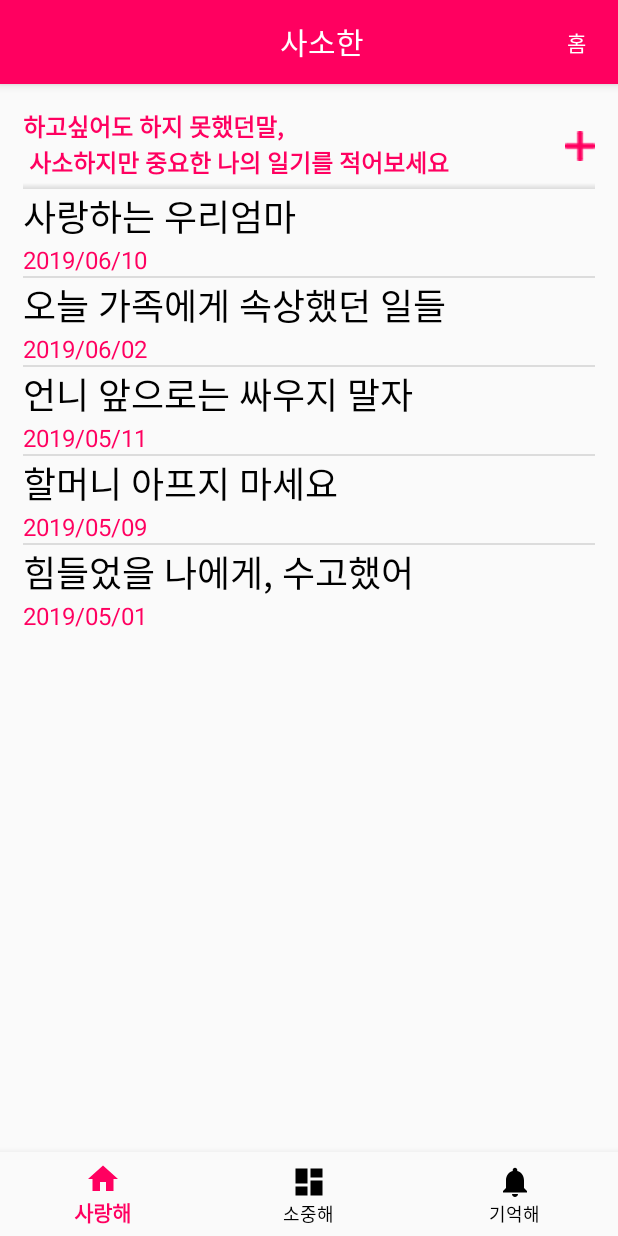
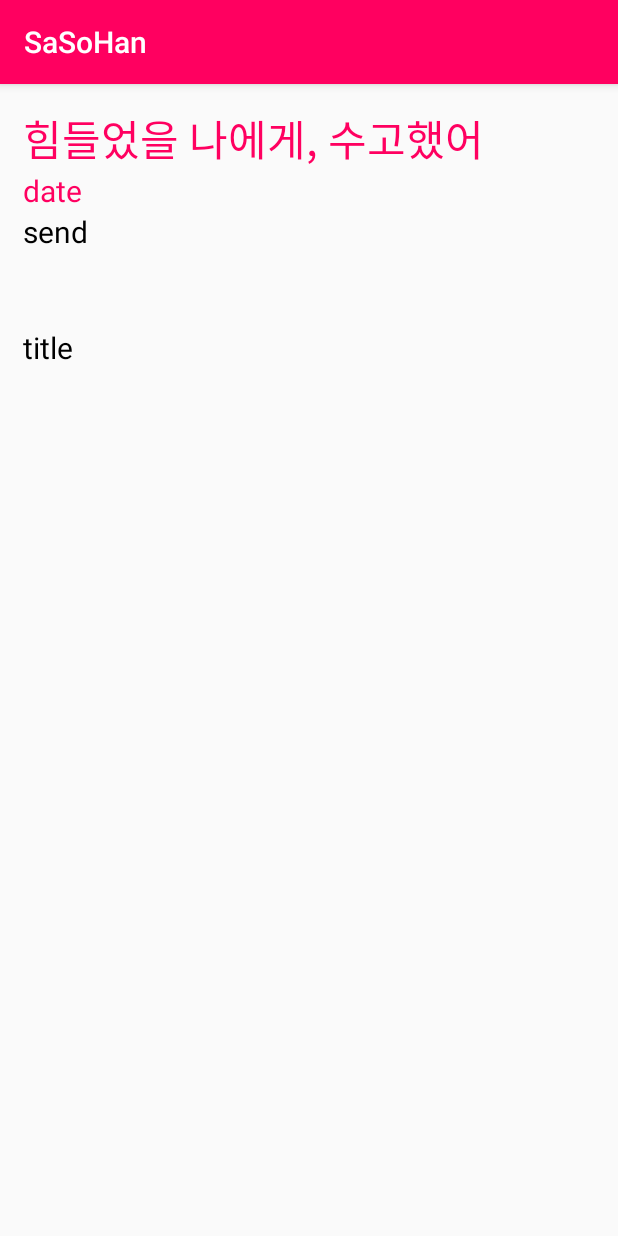
Before and after one commit to tmddus/SASOHAN-android, an Android app: the screen it shows after launch (MainActivity before the commit, ShowDiary after it), after a tap on "힘들었을 나에게, 수고했어", on a phone screen of 412 x 824 dp. Run offline under Robolectric (Android 15) with nearby library versions, the phone set to English and light mode, and no system bars.

Commit message:
리스트뷰연결

```diff
--- a/app/src/main/AndroidManifest.xml
+++ b/app/src/main/AndroidManifest.xml
@@ -13,8 +13,9 @@
         android:roundIcon="@mipmap/ic_launcher_round"
         android:supportsRtl="true"
         android:theme="@style/AppTheme">
-        <activity android:name=".Activity.WriteActivity"></activity>
-        <activity android:name=".Activity.WriteDay"></activity>
+        <activity android:name=".Activity.ShowDiary"></activity>
+        <activity android:name=".Activity.WriteActivity" />
+        <activity android:name=".Activity.WriteDay" />
         <activity android:name=".Activity.MainActivity">
             <intent-filter>
                 <action android:name="android.intent.action.MAIN" />
--- /dev/null
+++ b/app/src/main/java/sy/project2019/itshow/sasohan2019/Activity/ShowDiary.java
@@ -0,0 +1,31 @@
+package sy.project2019.itshow.sasohan2019.Activity;
+
+import android.content.Intent;
+import android.os.Bundle;
+import android.support.v7.app.AppCompatActivity;
+import android.widget.TextView;
+
+import sy.project2019.itshow.sasohan2019.R;
+
+public class ShowDiary extends AppCompatActivity {
+    String title;
+//    String date;
+//    String content;
+//    String wdate;
+    TextView tv_title;
+    @Override
+    protected void onCreate(Bundle savedInstanceState) {
+        super.onCreate(savedInstanceState);
+        setContentView(R.layout.activity_show_diary);
+
+        tv_title = findViewById(R.id.sd_title);
+
+        Intent intent = getIntent();
+
+
+        title = intent.getStringExtra("title");
+        tv_title.setText(title);
+
+
+    }
+}
--- a/app/src/main/java/sy/project2019/itshow/sasohan2019/Fragment/ListFragment.java
+++ b/app/src/main/java/sy/project2019/itshow/sasohan2019/Fragment/ListFragment.java
@@ -16,6 +16,7 @@ import android.widget.TextView;
 
 import java.util.ArrayList;
 
+import sy.project2019.itshow.sasohan2019.Activity.ShowDiary;
 import sy.project2019.itshow.sasohan2019.R;
 import sy.project2019.itshow.sasohan2019.Activity.WriteActivity;
 
@@ -67,6 +68,11 @@ public class ListFragment extends Fragment  {
 
                 String titleStr = item.getTitle() ;
                 String descStr = item.getDesc() ;
+
+                intent = new Intent(getActivity(), ShowDiary.class);
+                intent.putExtra("title",titleStr);
+                startActivity(intent);
+                refresh();
 
             }
         }) ;
--- /dev/null
+++ b/app/src/main/res/layout/activity_show_diary.xml
@@ -0,0 +1,48 @@
+<?xml version="1.0" encoding="utf-8"?>
+<LinearLayout xmlns:android="http://schemas.android.com/apk/res/android"
+    xmlns:app="http://schemas.android.com/apk/res-auto"
+    xmlns:tools="http://schemas.android.com/tools"
+    android:layout_width="match_parent"
+    android:layout_height="match_parent"
+    tools:context=".Activity.ShowDiary">
+
+  <LinearLayout
+      android:layout_width="match_parent"
+      android:layout_height="match_parent"
+      android:orientation="vertical"
+      android:padding="15dp">
+
+      <TextView
+          android:id="@+id/sd_title"
+          android:layout_width="match_parent"
+          android:layout_height="wrap_content"
+          android:text="title"
+          android:textColor="@color/colorPrimary"
+          android:textSize="28sp"/>
+      <TextView
+          android:id="@+id/sd_date"
+          android:layout_width="match_parent"
+          android:layout_height="wrap_content"
+          android:text="date"
+          android:textColor="@color/colorPrimary"
+          android:textSize="20sp"/>
+      <TextView
+          android:id="@+id/sd_send"
+          android:layout_width="match_parent"
+          android:layout_height="wrap_content"
+          android:text="send"
+          android:textColor="#000000"
+          android:textSize="20sp"/>
+      <TextView
+          android:id="@+id/sd_cont"
+          android:layout_width="match_parent"
+          android:layout_height="wrap_content"
+          android:text="title"
+          android:textColor="#000000"
+          android:textSize="20sp"
+          android:layout_marginTop="50dp"/>
+
+
+  </LinearLayout>
+
+</LinearLayout>
```
